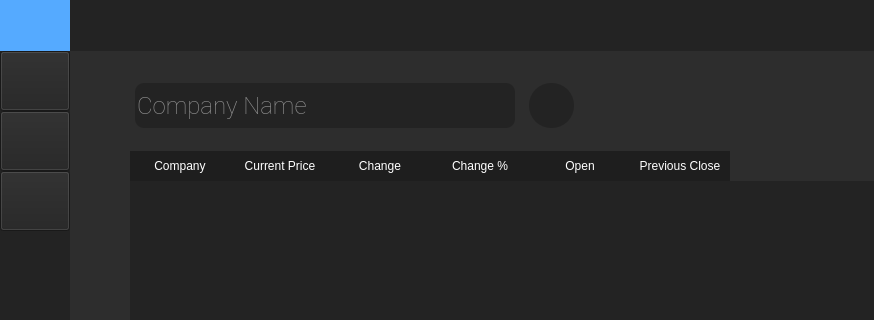
Before: the Qt Designer form test.ui in devilb2103/StonkSim_X64, drawn with Qt 5; both pictures show x 0 to 874 and y 0 to 320 of the 1013 by 645 pixel window.
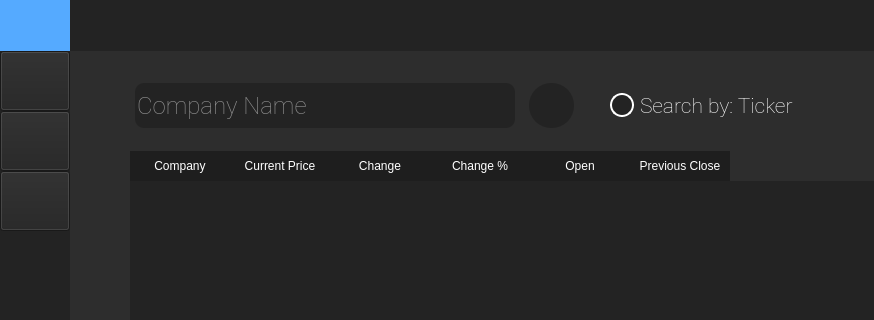
After: the same form once the commit is applied. Icons and pictures are not drawn.

Commit message: Added the search-type feature

Patch:
```diff
--- a/test.ui
+++ b/test.ui
@@ -686,7 +686,31 @@
               <property name="bottomMargin">
                <number>30</number>
               </property>
-              <item alignment="Qt::AlignLeft">
+              <item alignment="Qt::AlignLeft|Qt::AlignVCenter">
+               <widget class="QFrame" name="Table_page_Topbar">
+                <property name="frameShape">
+                 <enum>QFrame::NoFrame</enum>
+                </property>
+                <property name="frameShadow">
+                 <enum>QFrame::Raised</enum>
+                </property>
+                <layout class="QHBoxLayout" name="horizontalLayout_8">
+                 <property name="spacing">
+                  <number>0</number>
+                 </property>
+                 <property name="leftMargin">
+                  <number>0</number>
+                 </property>
+                 <property name="topMargin">
+                  <number>0</number>
+                 </property>
+                 <property name="rightMargin">
+                  <number>0</number>
+                 </property>
+                 <property name="bottomMargin">
+                  <number>0</number>
+                 </property>
+                 <item>
                <widget class="QFrame" name="Search_parent">
                 <property name="minimumSize">
                  <size>
@@ -806,6 +830,97 @@
                   </widget>
                  </item>
                 </layout>
+                  </widget>
+                 </item>
+                 <item alignment="Qt::AlignRight|Qt::AlignVCenter">
+                  <widget class="QFrame" name="SwitchSearchType_Parent">
+                   <property name="font">
+                    <font>
+                     <family>Roboto Thin</family>
+                    </font>
+                   </property>
+                   <property name="styleSheet">
+                    <string notr="true"/>
+                   </property>
+                   <property name="frameShape">
+                    <enum>QFrame::NoFrame</enum>
+                   </property>
+                   <property name="frameShadow">
+                    <enum>QFrame::Raised</enum>
+                   </property>
+                   <layout class="QHBoxLayout" name="horizontalLayout_9">
+                    <property name="spacing">
+                     <number>0</number>
+                    </property>
+                    <property name="leftMargin">
+                     <number>30</number>
+                    </property>
+                    <property name="topMargin">
+                     <number>0</number>
+                    </property>
+                    <property name="rightMargin">
+                     <number>0</number>
+                    </property>
+                    <property name="bottomMargin">
+                     <number>0</number>
+                    </property>
+                    <item>
+                     <widget class="QCheckBox" name="InputType_checkBox">
+                      <property name="font">
+                       <font>
+                        <family>Roboto Thin</family>
+                        <pointsize>16</pointsize>
+                       </font>
+                      </property>
+                      <property name="styleSheet">
+                       <string notr="true">QCheckBox::indicator:checked
+{
+	border : 2px solid white;
+	width : 20px;
+	height : 20px;
+	border-radius : 12px;
+	background-color: rgb(245, 245, 245);
+}
+QCheckBox::indicator:checked:pressed
+{
+	border : 2px solid white;
+	width : 20px;
+	height : 20px;
+	border-radius : 12px;
+	background-color: rgb(45, 45, 45);
+}
+QCheckBox::indicator:unchecked:pressed
+{
+	border : 2px solid white;
+	width : 20px;
+	height : 20px;
+	border-radius : 12px;
+	background-color: rgb(45, 45, 45);
+}
+QCheckBox::indicator:unchecked
+{
+	border : 2px solid white;
+	width : 20px;
+	height : 20px;
+	border-radius : 12px;
+	background-color: rgb(35, 35, 35);
+}
+QCheckBox
+{
+	color:white;
+}</string>
+                      </property>
+                      <property name="text">
+                       <string>Search by: Ticker</string>
+                      </property>
+                     </widget>
+                    </item>
+                   </layout>
+                  </widget>
+                 </item>
+                </layout>
+                <zorder>SwitchSearchType_Parent</zorder>
+                <zorder>Search_parent</zorder>
                </widget>
               </item>
               <item>
```
Lines whose indentation alone changed are shown as unchanged. The commit also changes 7 other files.
